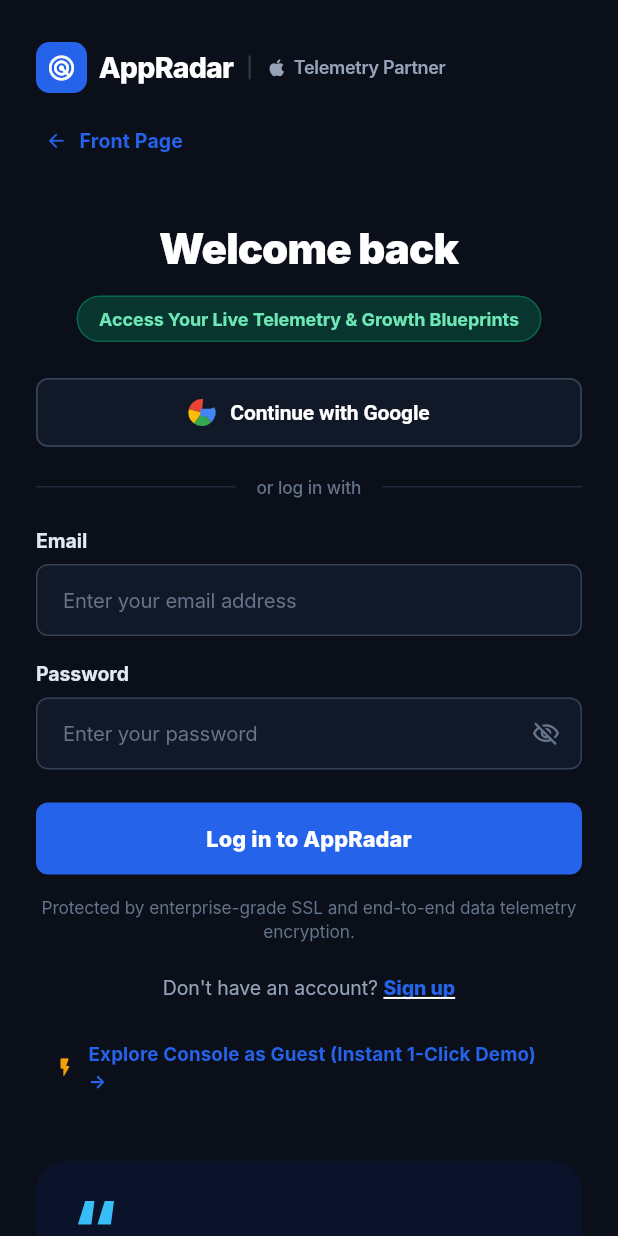
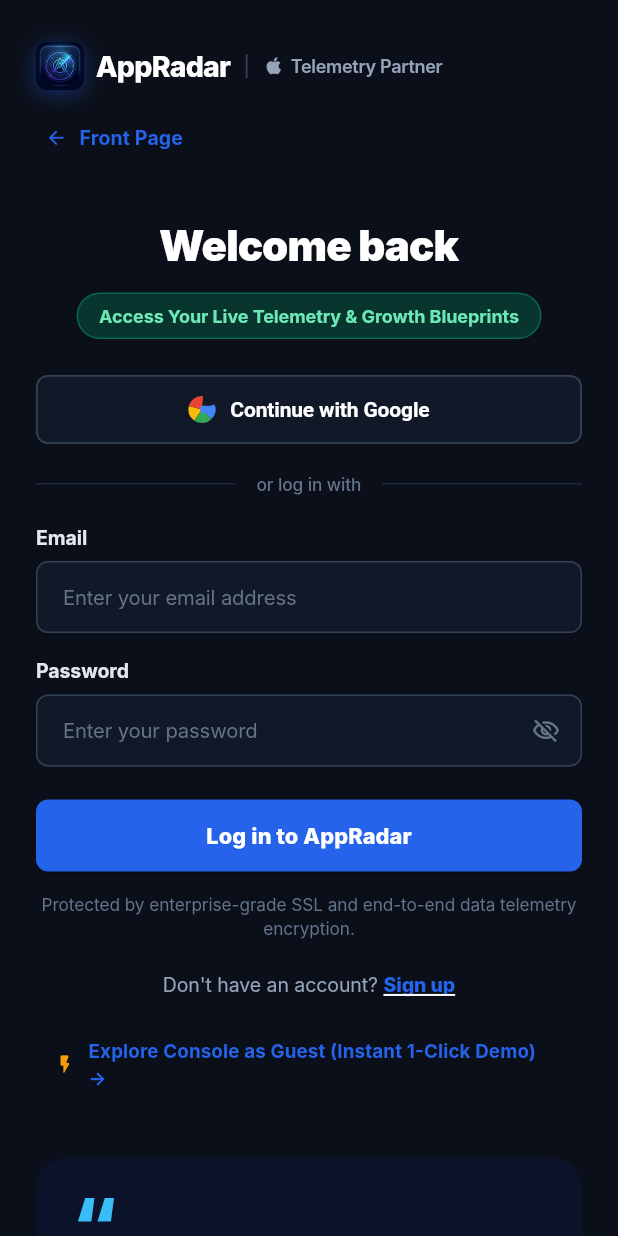
Before and after one commit to nillhasan/APP_Radar, a Flutter app: the screen it shows after launch, scrolled down 576 dp, after a tap on "Sign In", on a phone screen of 412 x 824 dp. Run offline on Flutter 3.47's test engine with Material 3 defaults, Android fonts, the phone set to English and light mode, and no system bars; our stand-ins replace supabase_flutter; missing offline and left inert: dart:html, dart:js; accounts and stored records are empty; Roboto replaces fonts that are missing (Inter).

Commit message:
feat(branding): design and apply custom AppRadar radar logo to favicon, pwa icons, landing page, and header

```diff
--- a/flutter_app/lib/features/auth/auth_page_view.dart
+++ b/flutter_app/lib/features/auth/auth_page_view.dart
@@ -5,6 +5,7 @@
 import '../../core/theme/app_colors.dart';
 import '../../core/theme/theme_service.dart';
 import '../../services/auth/auth_service.dart';
+import '../../widgets/common/app_radar_logo.dart';
 
 /// Full-screen MobileAction-style Split Auth Page.
 ///
@@ -410,14 +411,7 @@
         Row(
           mainAxisSize: MainAxisSize.min,
           children: [
-            Container(
-              padding: const EdgeInsets.all(7),
-              decoration: BoxDecoration(
-                color: const Color(0xFF2563EB),
-                borderRadius: BorderRadius.circular(9),
-              ),
-              child: const Icon(Icons.radar, color: Colors.white, size: 20),
-            ),
+            const AppRadarLogo(size: 32, showGlow: true),
             const SizedBox(width: 8),
             Text(
               'AppRadar',
--- a/flutter_app/lib/features/landing/landing_page_view.dart
+++ b/flutter_app/lib/features/landing/landing_page_view.dart
@@ -11,6 +11,7 @@
 import '../../widgets/landing/platform_screenshots_carousel.dart';
 import '../../widgets/pricing/agency_inquiry_modal.dart';
 import '../../widgets/legal/legal_modal.dart';
+import '../../widgets/common/app_radar_logo.dart';
 
 /// MobileAction-inspired high-converting SaaS Front Page for AppRadar.
 ///
@@ -205,15 +206,7 @@
             child: Row(
               mainAxisSize: MainAxisSize.min,
               children: [
-                Container(
-                  padding: const EdgeInsets.all(7),
-                  decoration: BoxDecoration(
-                    color: isDark ? AppColors.iron : const Color(0xFF2563EB),
-                    borderRadius: BorderRadius.circular(10),
-                    border: Border.all(color: isDark ? AppColors.rekkiBorderSubtle : Colors.transparent),
-                  ),
-                  child: const Icon(Icons.radar, color: AppColors.signalBlue, size: 20),
-                ),
+                const AppRadarLogo(size: 34, showGlow: true),
                 const SizedBox(width: 10),
                 Column(
                   crossAxisAlignment: CrossAxisAlignment.start,
@@ -336,7 +329,7 @@
           children: [
             Row(
               children: [
-                const Icon(Icons.radar, color: Color(0xFF2563EB), size: 24),
+                const AppRadarLogo(size: 28),
                 const SizedBox(width: 8),
                 Text('AppRadar', style: TextStyle(fontWeight: FontWeight.w800, fontSize: 20, color: isDark ? Colors.white : const Color(0xFF0F172A))),
                 const Spacer(),
@@ -3014,14 +3007,7 @@
                 children: [
                   Row(
                     children: [
-                      Container(
-                        padding: const EdgeInsets.all(6),
-                        decoration: BoxDecoration(
-                          color: AppColors.signalBlue,
-                          borderRadius: BorderRadius.circular(8),
-                        ),
-                        child: const Icon(Icons.radar, color: Colors.white, size: 18),
-                      ),
+                      const AppRadarLogo(size: 28),
                       const SizedBox(width: 10),
                       Text(
                         'AppRadar',
--- /dev/null
+++ b/flutter_app/lib/widgets/common/app_radar_logo.dart
@@ -0,0 +1,68 @@
+import 'package:flutter/material.dart';
+
+/// Reusable branded AppRadar Logo widget.
+/// Renders the custom generated AppRadar radar/A logo with subtle rounded corners and optional glow.
+class AppRadarLogo extends StatelessWidget {
+  final double size;
+  final double? borderRadius;
+  final bool showGlow;
+
+  const AppRadarLogo({
+    super.key,
+    this.size = 32,
+    this.borderRadius,
+    this.showGlow = false,
+  });
+
+  @override
+  Widget build(BuildContext context) {
+    final radius = borderRadius ?? (size * 0.24);
+
+    Widget logo = ClipRRect(
+      borderRadius: BorderRadius.circular(radius),
+      child: Image.asset(
+        'assets/images/app_logo.png',
+        width: size,
+        height: size,
+        fit: BoxFit.cover,
+        errorBuilder: (context, error, stackTrace) {
+          return Container(
+            width: size,
+            height: size,
+            decoration: BoxDecoration(
+              gradient: const LinearGradient(
+                colors: [Color(0xFF2563EB), Color(0xFF7C3AED)],
+                begin: Alignment.topLeft,
+                end: Alignment.bottomRight,
+              ),
+              borderRadius: BorderRadius.circular(radius),
+            ),
+            child: Icon(
+              Icons.radar,
+              size: size * 0.6,
+              color: Colors.white,
+            ),
+          );
+        },
+      ),
+    );
+
+    if (showGlow) {
+      return Container(
+        decoration: BoxDecoration(
+          borderRadius: BorderRadius.circular(radius),
+          boxShadow: [
+            BoxShadow(
+              color: const Color(0xFF2563EB).withValues(alpha: 0.4),
+              blurRadius: size * 0.35,
+              offset: Offset(0, size * 0.08),
+            ),
+          ],
+        ),
+        child: logo,
+      );
+    }
+
+    return logo;
+  }
+}
--- a/flutter_app/pubspec.yaml
+++ b/flutter_app/pubspec.yaml
@@ -20,3 +20,5 @@
 
 flutter:
   uses-material-design: true
+  assets:
+    - assets/images/
```
Also changed, not shown: flutter_app/lib/widgets/app_shell.dart (+2 -8 lines), flutter_app/lib/widgets/auth/auth_modal.dart (+2 -8 lines), flutter_app/assets/images/app_logo.png (added), 5 other files.
